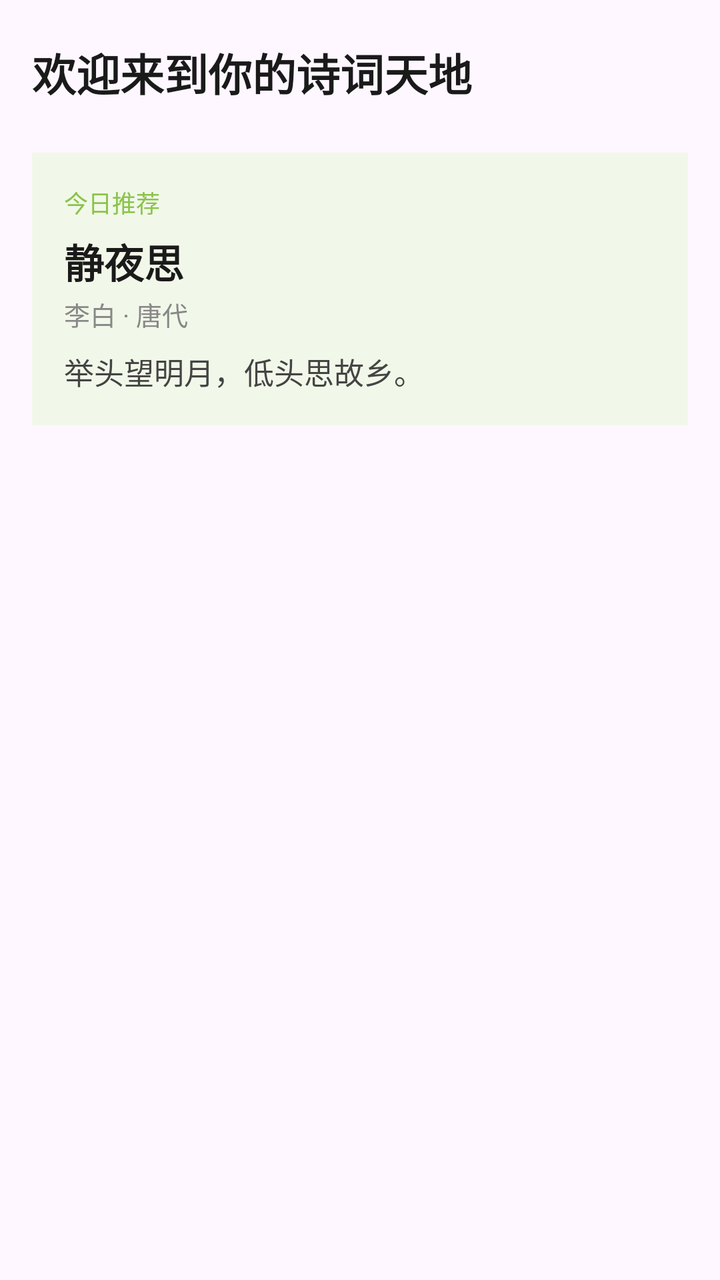
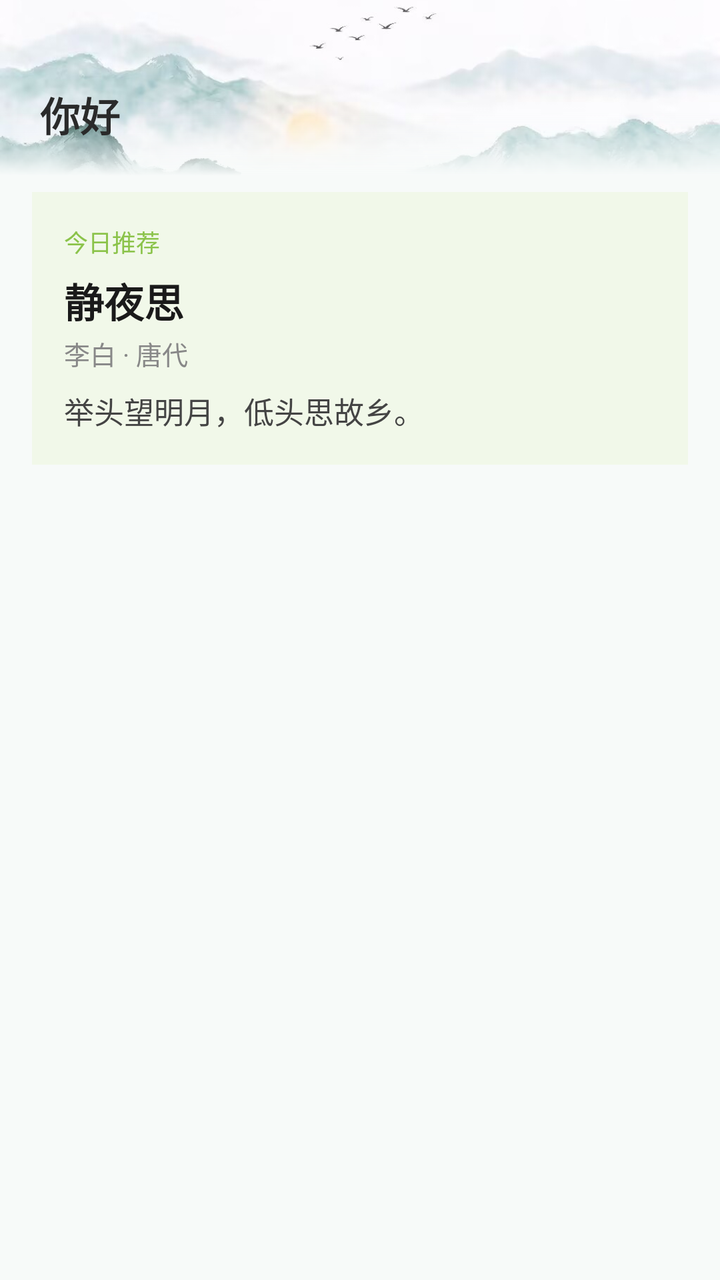

An Android layout rendered at two revisions. The XML below is the earlier revision; the diff shows what the commit changed to produce the second picture.
<!-- AndroidManifest.xml: application theme Theme.PoemApp -->
<!-- res/layout/fragment_home.xml -->
﻿<?xml version="1.0" encoding="utf-8"?>
<androidx.constraintlayout.widget.ConstraintLayout
    xmlns:android="http://schemas.android.com/apk/res/android"
    xmlns:app="http://schemas.android.com/apk/res-auto"
    android:layout_width="match_parent"
    android:layout_height="match_parent">
    


    <TextView
        android:id="@+id/tvGreeting"
        android:layout_width="0dp"
        android:layout_height="wrap_content"
        android:layout_marginStart="16dp"
        android:layout_marginEnd="16dp"
        android:layout_marginTop="20dp"
        android:text="欢迎来到你的诗词天地"
        android:textColor="#1A1A1A"
        android:textSize="22sp"
        android:textStyle="bold"
        app:layout_constraintStart_toStartOf="parent"
        app:layout_constraintEnd_toEndOf="parent"
        app:layout_constraintTop_toTopOf="parent" />

    <LinearLayout
        android:id="@+id/cardDaily"
        android:layout_width="0dp"
        android:layout_height="wrap_content"
        android:layout_marginStart="16dp"
        android:layout_marginEnd="16dp"
        android:layout_marginTop="16dp"
        android:background="#F1F8E9"
        android:orientation="vertical"
        android:padding="16dp"
        app:layout_constraintStart_toStartOf="parent"
        app:layout_constraintEnd_toEndOf="parent"
        app:layout_constraintTop_toBottomOf="@id/chipGroup">

        <TextView
            android:layout_width="wrap_content"
            android:layout_height="wrap_content"
            android:text="今日推荐"
            android:textSize="12sp"
            android:textColor="#8BC34A" />

        <TextView
            android:id="@+id/tvDailyTitle"
            android:layout_width="match_parent"
            android:layout_height="wrap_content"
            android:layout_marginTop="6dp"
            android:text="静夜思"
            android:textSize="20sp"
            android:textStyle="bold"
            android:textColor="#1A1A1A" />

        <TextView
            android:id="@+id/tvDailyAuthor"
            android:layout_width="match_parent"
            android:layout_height="wrap_content"
            android:layout_marginTop="2dp"
            android:text="李白 · 唐代"
            android:textSize="13sp"
            android:textColor="#888888" />

        <TextView
            android:id="@+id/tvDailyLine"
            android:layout_width="match_parent"
            android:layout_height="wrap_content"
            android:layout_marginTop="8dp"
            android:text="举头望明月，低头思故乡。"
            android:textSize="15sp"
            android:textColor="#444444" />

    </LinearLayout>

    <com.google.android.material.chip.ChipGroup
        android:id="@+id/chipGroup"
        android:layout_width="0dp"
        android:layout_height="wrap_content"
        android:layout_marginTop="8dp"
        android:paddingStart="16dp"
        android:paddingEnd="16dp"
        app:chipSpacingHorizontal="8dp"
        app:singleLine="true"
        app:singleSelection="true"
        app:selectionRequired="true"
        app:layout_constraintStart_toStartOf="parent"
        app:layout_constraintEnd_toEndOf="parent"
        app:layout_constraintTop_toBottomOf="@id/tvGreeting" />

    <androidx.recyclerview.widget.RecyclerView
        android:id="@+id/rvPoems"
        android:layout_width="0dp"
        android:layout_height="0dp"
        android:layout_marginStart="16dp"
        android:layout_marginEnd="16dp"
        android:layout_marginTop="16dp"
        android:layout_marginBottom="16dp"
        app:layout_constraintStart_toStartOf="parent"
        app:layout_constraintEnd_toEndOf="parent"
        app:layout_constraintTop_toBottomOf="@id/cardDaily"
        app:layout_constraintBottom_toBottomOf="parent" />
    
</androidx.constraintlayout.widget.ConstraintLayout>
<!-- resources referenced by this layout -->
<resources>
  <style name="Theme.PoemApp" parent="Base.Theme.PoemApp" />
  <style name="Base.Theme.PoemApp" parent="Theme.Material3.DayNight.NoActionBar">
          
          
      </style>
</resources>

<!-- the commit's change to res/layout/fragment_home.xml (unified diff, before → after) -->
@@ -3,24 +3,13 @@
     xmlns:android="http://schemas.android.com/apk/res/android"
     xmlns:app="http://schemas.android.com/apk/res-auto"
     android:layout_width="match_parent"
-    android:layout_height="match_parent">
+    android:layout_height="match_parent"
+    android:background="#F7FAF9">
     
 
 
-    <TextView
-        android:id="@+id/tvGreeting"
-        android:layout_width="0dp"
-        android:layout_height="wrap_content"
-        android:layout_marginStart="16dp"
-        android:layout_marginEnd="16dp"
-        android:layout_marginTop="20dp"
-        android:text="欢迎来到你的诗词天地"
-        android:textColor="#1A1A1A"
-        android:textSize="22sp"
-        android:textStyle="bold"
-        app:layout_constraintStart_toStartOf="parent"
-        app:layout_constraintEnd_toEndOf="parent"
-        app:layout_constraintTop_toTopOf="parent" />
+
+
 
     <LinearLayout
         android:id="@+id/cardDaily"
@@ -73,6 +62,39 @@
 
     </LinearLayout>
 
+    <ImageView
+        android:id="@+id/ivHomeBanner"
+        android:layout_width="0dp"
+        android:layout_height="88dp"
+        android:scaleType="centerCrop"
+        android:src="@drawable/bgpic2"
+        app:layout_constraintTop_toTopOf="parent"
+        app:layout_constraintStart_toStartOf="parent"
+        app:layout_constraintEnd_toEndOf="parent" />
+
+    <View
+        android:layout_width="0dp"
+        android:layout_height="32dp"
+        android:background="@drawable/fade_bottom"
+        app:layout_constraintBottom_toBottomOf="@id/ivHomeBanner"
+        app:layout_constraintStart_toStartOf="parent"
+        app:layout_constraintEnd_toEndOf="parent" />
+
+    <TextView
+        android:id="@+id/tvGreeting"
+        android:text="你好"
+        android:layout_width="0dp"
+        android:layout_height="wrap_content"
+        android:layout_marginStart="20dp"
+        android:layout_marginEnd="20dp"
+        android:layout_marginBottom="16dp"
+        android:textColor="#2A2A2A"
+        android:textSize="20sp"
+        android:textStyle="bold"
+        app:layout_constraintBottom_toBottomOf="@id/ivHomeBanner"
+        app:layout_constraintStart_toStartOf="parent"
+        app:layout_constraintEnd_toEndOf="parent" />
+
     <com.google.android.material.chip.ChipGroup
         android:id="@+id/chipGroup"
         android:layout_width="0dp"
<!-- resource entries referenced after the edit -->
@@ -1,5 +1,14 @@
 <!-- resources referenced by this layout -->
 <resources>
+  <!-- drawable bgpic2: jpg bitmap (drawable, 42442 bytes) -->
+  <!-- drawable fade_bottom (drawable) -->
+  <shape android:shape="rectangle"
+      xmlns:android="http://schemas.android.com/apk/res/android">
+      <gradient
+          android:angle="270"
+          android:startColor="#00F7FAF9"
+          android:endColor="#FFF7FAF9" />
+  </shape>
   <style name="Theme.PoemApp" parent="Base.Theme.PoemApp" />
   <style name="Base.Theme.PoemApp" parent="Theme.Material3.DayNight.NoActionBar">
           
